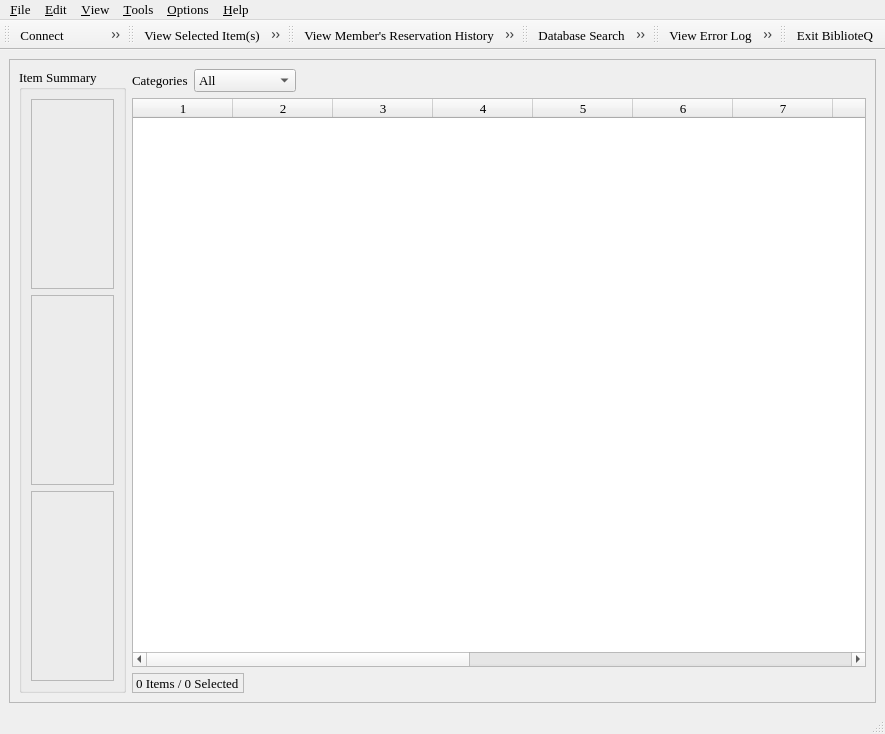
Above: mainwindow.ui from textbrowser/biblioteq before the change. Below: the same form after it.
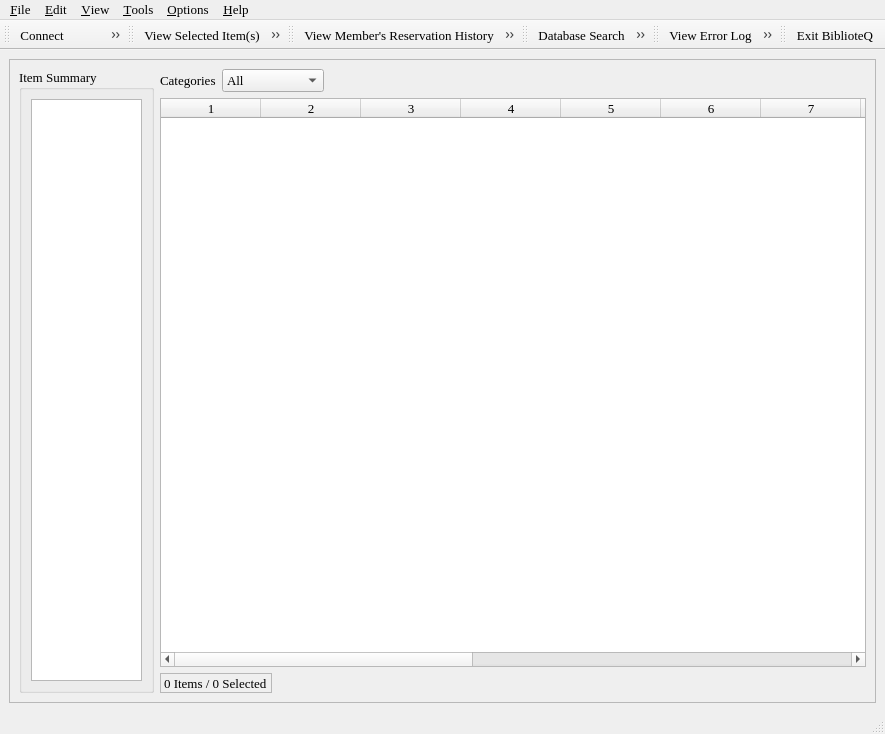
That is the form after the change. Icons and pictures are not drawn. Custom widgets are drawn as their Qt base class.

Patch:
```diff
--- a/mainwindow.ui
+++ b/mainwindow.ui
@@ -45,42 +45,18 @@
       <layout class="QHBoxLayout" >
        <item>
         <widget class="QGroupBox" name="groupBox_2" >
+         <property name="maximumSize" >
+          <size>
+           <width>135</width>
+           <height>16777215</height>
+          </size>
+         </property>
          <property name="title" >
           <string>Item Summary</string>
          </property>
          <layout class="QVBoxLayout" >
           <item>
-           <widget class="QLabel" name="front_image" >
-            <property name="frameShape" >
-             <enum>QFrame::StyledPanel</enum>
-            </property>
-            <property name="alignment" >
-             <set>Qt::AlignCenter</set>
-            </property>
-           </widget>
-          </item>
-          <item>
-           <widget class="QLabel" name="back_image" >
-            <property name="frameShape" >
-             <enum>QFrame::StyledPanel</enum>
-            </property>
-            <property name="alignment" >
-             <set>Qt::AlignCenter</set>
-            </property>
-           </widget>
-          </item>
-          <item>
-           <widget class="QLabel" name="summary" >
-            <property name="frameShape" >
-             <enum>QFrame::StyledPanel</enum>
-            </property>
-            <property name="text" >
-             <string/>
-            </property>
-            <property name="alignment" >
-             <set>Qt::AlignLeading|Qt::AlignLeft|Qt::AlignTop</set>
-            </property>
-           </widget>
+           <widget class="QGraphicsView" name="item_summary" />
           </item>
          </layout>
         </widget>
```
Left out of the diff: 3 changed lines with no effect on the pictures.
